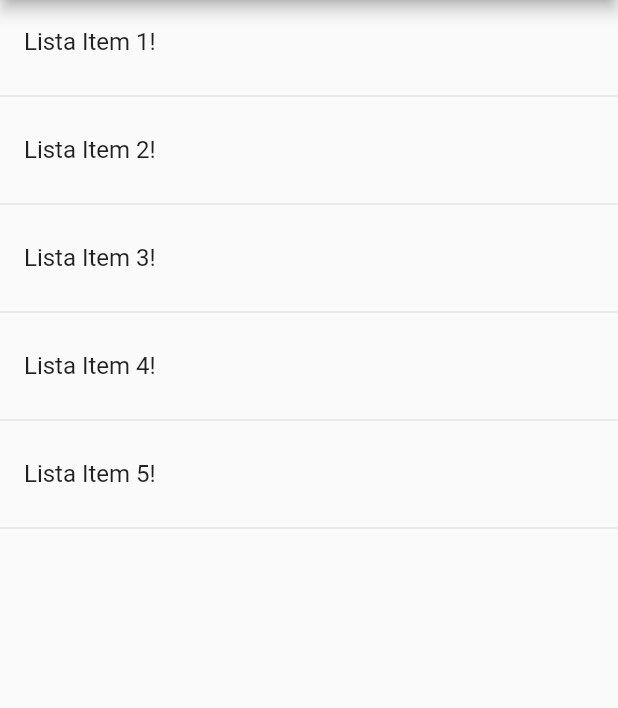
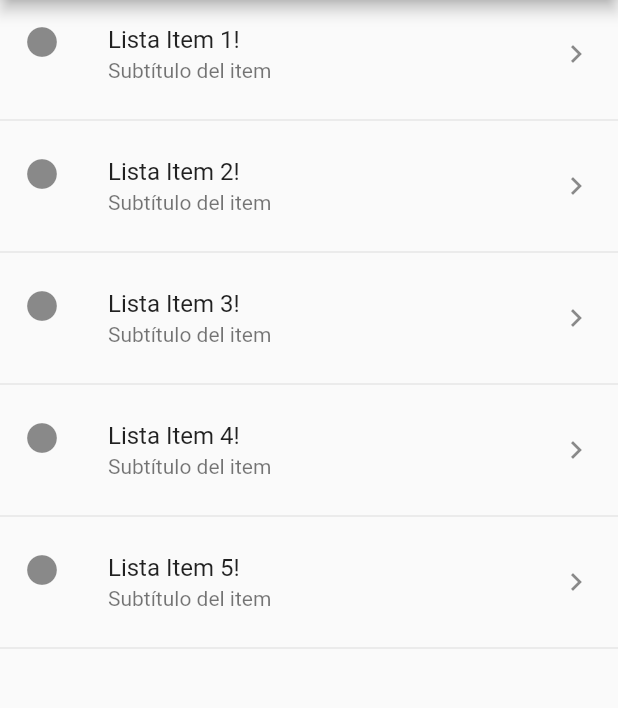
Before and after one commit to bayalad7/flutter-curso-widgets, a Flutter app: the screen it shows after launch, on a phone screen of 412 x 824 dp, the part 84-792 px from its top. Run offline on Flutter 3.47's test engine with Material 2 defaults, Android fonts, the phone set to English and light mode, and no system bars.

Commit message:
feat(home_tmp): ListView widget: ListTile: arguments subtitle, leading, trailing and onTap

```diff
--- a/lib/src/pages/home_tmp.dart
+++ b/lib/src/pages/home_tmp.dart
@@ -69,6 +69,14 @@ class PageHomeTmp extends StatelessWidget {
         children: <Widget>[
           ListTile(
             title: Text(item + "!"),
+            // subtitle: Recibe un widget de tipo Text() para agregar un texto por debajo del título principal del item de la lista
+            subtitle: Text("Subtítulo del item"),
+            // leading: Recibe un widget que se posiciona al inicio del item de la lista
+            leading: Icon(Icons.circle),
+            // trailing: Recibe un widget que se posiciona al final del item de la lista
+            trailing: Icon(Icons.keyboard_arrow_right),
+            // onTap: Recibe un método void y hace la ilusión a como si se le pudiera hacer un click al item de la lista
+            onTap: () {},
           ),
           Divider(),
         ],
```
